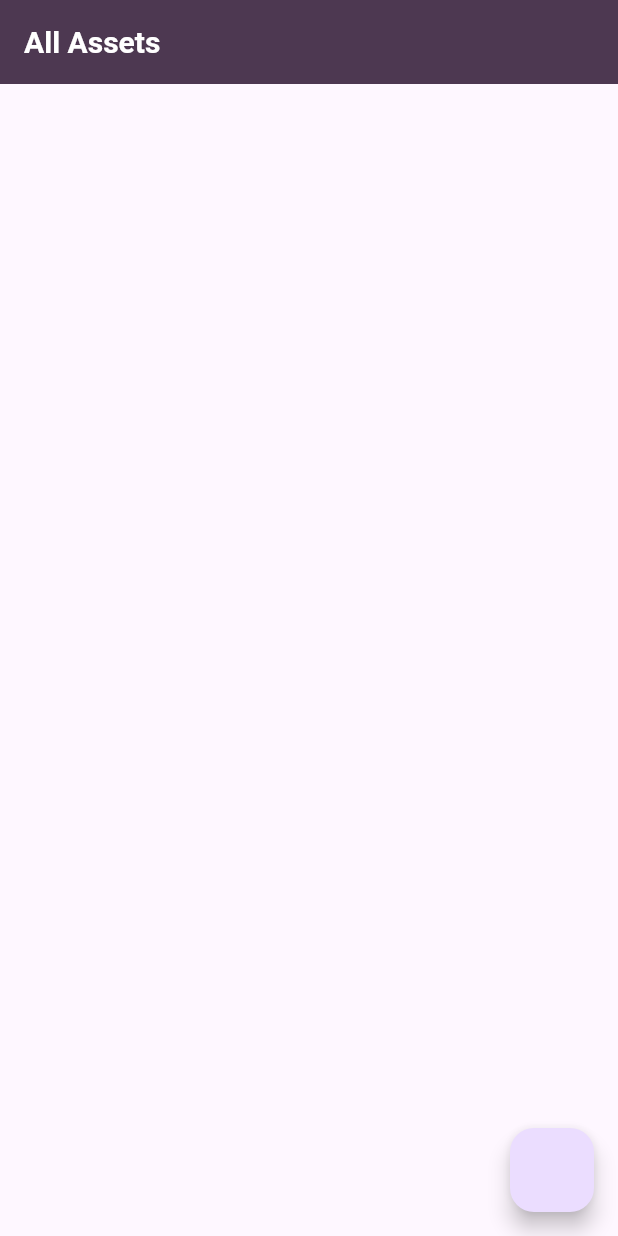
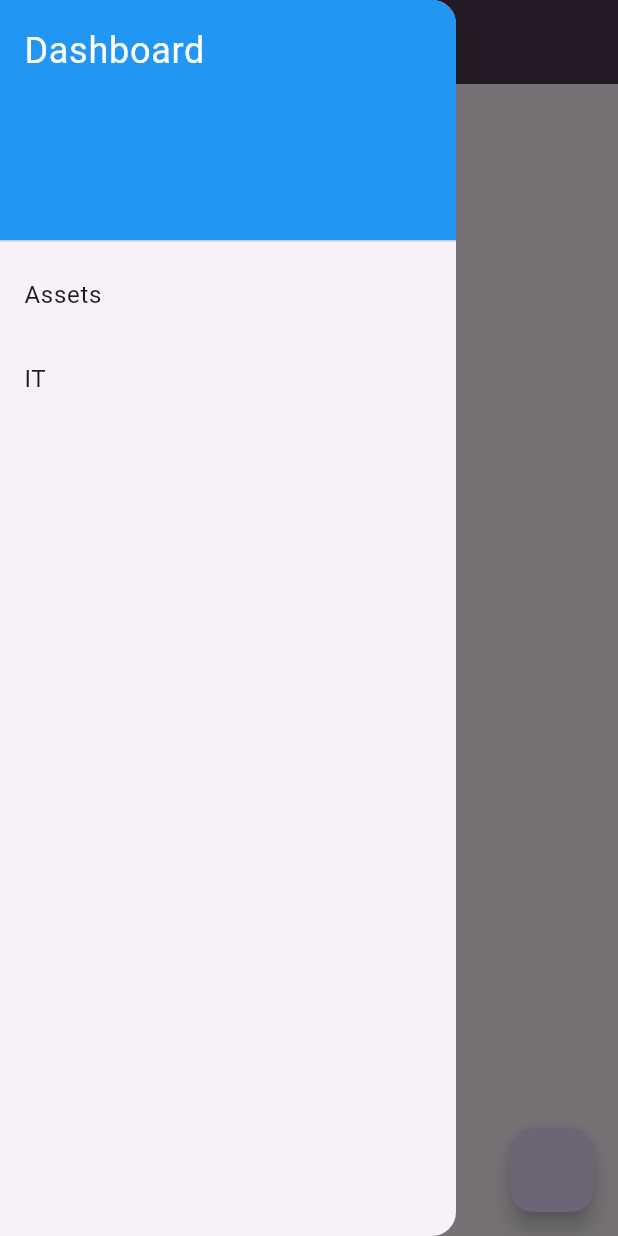
Before and after one commit to ib-8/pixel, a Flutter app: the screen it shows after launch, with the side drawer open (before the commit the screen has no drawer), on a phone screen of 412 x 824 dp. Run offline on Flutter 3.47's test engine with Material 3 defaults, Android fonts, the phone set to English and light mode, and no system bars; our stand-ins replace get_it, pretty_qr_code, supabase_flutter; missing offline and left inert: mobile_scanner; accounts and stored records are empty.

```diff
--- a/lib/main.dart
+++ b/lib/main.dart
@@ -1,6 +1,8 @@
 import 'package:flutter/material.dart';
 import 'package:supabase_flutter/supabase_flutter.dart';
+import 'package:super_pixel/controller/assets_controller.dart';
 import 'package:super_pixel/ui/screens/asset_detail.dart';
+import 'package:super_pixel/ui/screens/dashboard.dart';
 import 'package:super_pixel/ui/screens/home.dart';
 import 'package:flutter_web_plugins/url_strategy.dart';
 
@@ -16,9 +18,20 @@ void main() async {
   runApp(const App());
 }
 
-class App extends StatelessWidget {
+class App extends StatefulWidget {
   const App({super.key});
 
+  @override
+  State<App> createState() => _AppState();
+}
+
+class _AppState extends State<App> {
+
+  @override
+  void initState() {
+    AssetsController.init();
+    super.initState();
+  }
   @override
   Widget build(BuildContext context) {
     return MaterialApp(
--- a/lib/model/asset.dart
+++ b/lib/model/asset.dart
@@ -23,8 +23,8 @@ class Asset {
       assetId: data['assetId'],
       type: data['type'],
       model: data['model'],
-      owner: data['owner'],
-      serialNumber: data['serialNumber'],
+      owner: data['owner']??'',
+      serialNumber: data['serialNumber']??'',
       status: data['status'],
     );
   }
--- a/lib/ui/screens/home.dart
+++ b/lib/ui/screens/home.dart
@@ -4,9 +4,12 @@ import 'package:mobile_scanner/mobile_scanner.dart';
 import 'package:super_pixel/controller/assets_controller.dart';
 import 'package:super_pixel/ui/routes/app_route.dart';
 import 'package:super_pixel/ui/screens/asset_detail.dart';
+import 'package:super_pixel/ui/screens/dashboard.dart';
 import 'package:super_pixel/ui/state_builder.dart';
 import 'package:super_pixel/ui/widget/app_sheet.dart';
 import 'package:super_pixel/ui/widget/app_text.dart';
+
+
 
 class Home extends StatefulWidget {
   const Home({super.key});
@@ -18,13 +21,13 @@ class Home extends StatefulWidget {
 class _HomeState extends State<Home> {
   @override
   void initState() {
-    AssetsController.init();
+
     super.initState();
   }
 
   @override
   void dispose() {
-    AssetsController.close();
+
     super.dispose();
   }
 
@@ -34,6 +37,7 @@ class _HomeState extends State<Home> {
       appBar: AppBar(
         title: Text('All Assets'),
       ),
+      drawer: SideBar(),
       body: StateBuilder(
         controller: AssetsController.getInstance(),
         builder: (context, assets) {
@@ -98,3 +102,47 @@ class _HomeState extends State<Home> {
     );
   }
 }
+
+class SideBar extends StatelessWidget {
+  const SideBar({super.key});
+
+  @override
+  Widget build(BuildContext context) {
+    return Drawer(
+      child: ListView(
+        padding: EdgeInsets.zero,
+        children: <Widget>[
+          const DrawerHeader(
+            decoration: BoxDecoration(
+              color: Colors.blue,
+            ),
+            child: Text(
+              'Dashboard',
+              style: TextStyle(
+                color: Colors.white,
+                fontSize: 24,
+              ),
+            ),
+          ),
+          ListTile(
+            title: const Text('Assets'),
+            onTap: () {
+              // Add functionality for Item 1
+              AppRoute.push(context,  Home());
+              //  Navigator.pop(context); // Close the drawer after selecting an item
+            },
+          ),
+          ListTile(
+            title: const Text('IT'),
+            onTap: () {
+              // Add functionality for Item 2
+               AppRoute.push(context,  Dashboard());
+              //  Navigator.pop(context);
+            },
+          ),
+          // Add more ListTiles as needed
+        ],
+      ),
+    );
+  }
+}
```
Also changed, not shown: lib/ui/screens/assetDetails.dart (added, +38 -0 lines), lib/ui/screens/dashboard.dart (added, +227 -0 lines), 3 other files.
